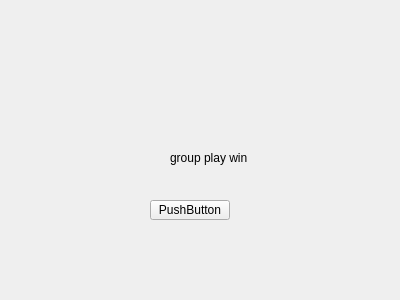
fsest4u/CaX_03, file CaX/widget/groupplaywindow.ui: the form before one commit.
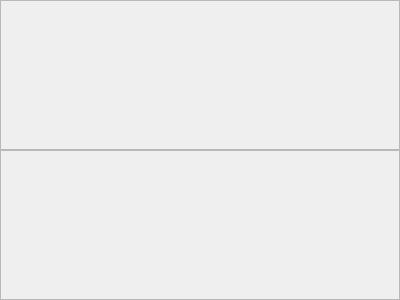
The form after the commit.

Commit message: display group play top area, display group play list, display group play cover, select group play item -> group play on / off update group play list / status / cover

```diff
--- a/CaX/widget/groupplaywindow.ui
+++ b/CaX/widget/groupplaywindow.ui
@@ -13,32 +13,77 @@
   <property name="windowTitle">
    <string>Form</string>
   </property>
-  <widget class="QLabel" name="label">
-   <property name="geometry">
-    <rect>
-     <x>170</x>
-     <y>150</y>
-     <width>151</width>
-     <height>16</height>
-    </rect>
+  <layout class="QVBoxLayout" name="verticalLayout">
+   <property name="spacing">
+    <number>0</number>
    </property>
-   <property name="text">
-    <string>group play win</string>
+   <property name="leftMargin">
+    <number>0</number>
    </property>
-  </widget>
-  <widget class="QPushButton" name="pushButton">
-   <property name="geometry">
-    <rect>
-     <x>150</x>
-     <y>200</y>
-     <width>80</width>
-     <height>20</height>
-    </rect>
+   <property name="topMargin">
+    <number>0</number>
    </property>
-   <property name="text">
-    <string>PushButton</string>
+   <property name="rightMargin">
+    <number>0</number>
    </property>
-  </widget>
+   <property name="bottomMargin">
+    <number>0</number>
+   </property>
+   <item>
+    <widget class="QFrame" name="frameTop">
+     <property name="frameShape">
+      <enum>QFrame::StyledPanel</enum>
+     </property>
+     <property name="frameShadow">
+      <enum>QFrame::Raised</enum>
+     </property>
+     <layout class="QGridLayout" name="gridLayoutTop">
+      <property name="leftMargin">
+       <number>0</number>
+      </property>
+      <property name="topMargin">
+       <number>0</number>
+      </property>
+      <property name="rightMargin">
+       <number>0</number>
+      </property>
+      <property name="bottomMargin">
+       <number>0</number>
+      </property>
+      <property name="spacing">
+       <number>0</number>
+      </property>
+     </layout>
+    </widget>
+   </item>
+   <item>
+    <widget class="QFrame" name="frameBottom">
+     <property name="frameShape">
+      <enum>QFrame::StyledPanel</enum>
+     </property>
+     <property name="frameShadow">
+      <enum>QFrame::Raised</enum>
+     </property>
+     <layout class="QGridLayout" name="gridLayoutBottom">
+      <property name="leftMargin">
+       <number>0</number>
+      </property>
+      <property name="topMargin">
+       <number>0</number>
+      </property>
+      <property name="rightMargin">
+       <number>0</number>
+      </property>
+      <property name="bottomMargin">
+       <number>0</number>
+      </property>
+      <property name="spacing">
+       <number>0</number>
+      </property>
+     </layout>
+    </widget>
+   </item>
+  </layout>
  </widget>
  <resources/>
  <connections/>
```
The commit also changes 20 other files.
